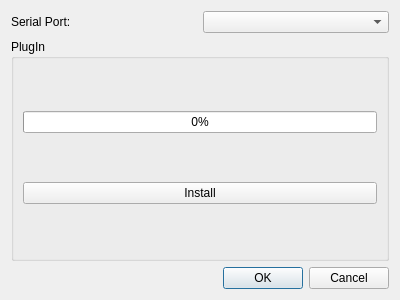
Before: the Qt Designer form SOURCES/dspControl/src/DialogSettings.ui in freeDSP/freeDSP-aurora, drawn with Qt 5.
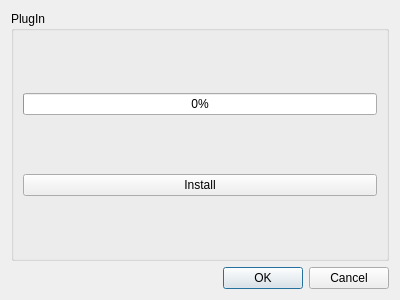
After: the same form once the commit is applied.

What changed in the file:
```diff
--- a/SOURCES/dspControl/src/DialogSettings.ui
+++ b/SOURCES/dspControl/src/DialogSettings.ui
@@ -14,20 +14,6 @@
    <string>Dialog</string>
   </property>
   <layout class="QVBoxLayout" name="verticalLayout">
-   <item>
-    <layout class="QHBoxLayout" name="horizontalLayout">
-     <item>
-      <widget class="QLabel" name="label">
-       <property name="text">
-        <string>Serial Port:</string>
-       </property>
-      </widget>
-     </item>
-     <item>
-      <widget class="QComboBox" name="comboBoxSerialPort"/>
-     </item>
-    </layout>
-   </item>
    <item>
     <widget class="QGroupBox" name="groupBox">
      <property name="title">
```
